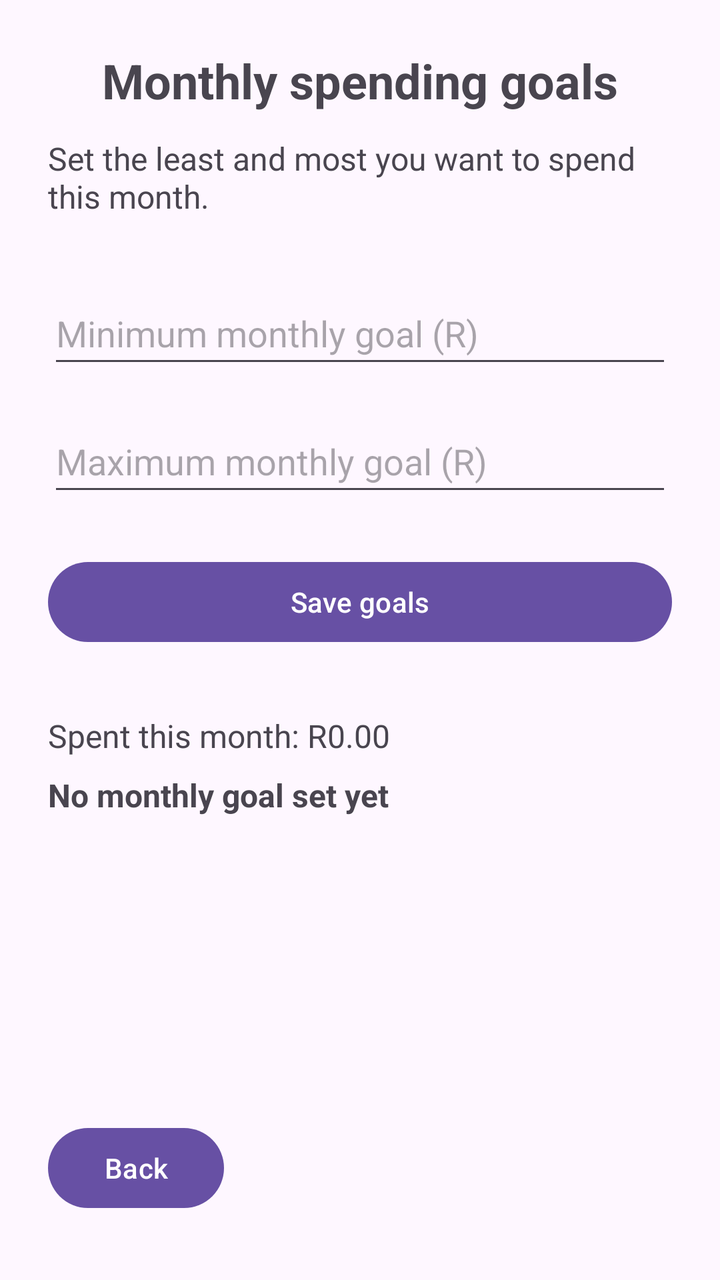
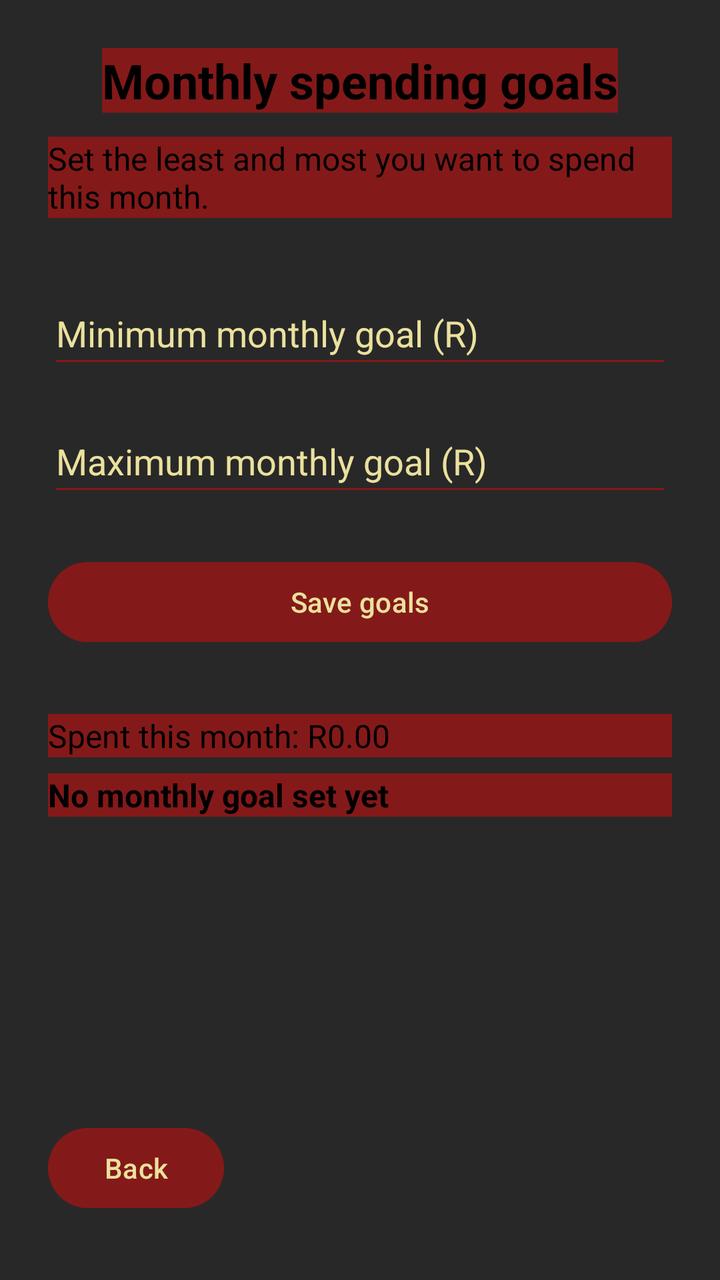

Before-and-after screenshots of an Android layout around one commit, followed by the original layout XML and the change that was made.
<!-- AndroidManifest.xml: application theme Theme.OPSC7311Introduction -->
<!-- res/layout/activity_monthly_goals.xml -->
<?xml version="1.0" encoding="utf-8"?>
<androidx.constraintlayout.widget.ConstraintLayout xmlns:android="http://schemas.android.com/apk/res/android"
    xmlns:app="http://schemas.android.com/apk/res-auto"
    xmlns:tools="http://schemas.android.com/tools"
    android:layout_width="match_parent"
    android:layout_height="match_parent"
    android:padding="24dp"
    tools:context=".MonthlyGoals">

    <TextView
        android:id="@+id/tvGoalsTitle"
        android:layout_width="wrap_content"
        android:layout_height="wrap_content"
        android:text="Monthly spending goals"
        android:textSize="24sp"
        android:textStyle="bold"
        app:layout_constraintEnd_toEndOf="parent"
        app:layout_constraintStart_toStartOf="parent"
        app:layout_constraintTop_toTopOf="parent" />

    <TextView
        android:id="@+id/tvGoalsHint"
        android:layout_width="0dp"
        android:layout_height="wrap_content"
        android:layout_marginTop="12dp"
        android:text="Set the least and most you want to spend this month."
        android:textSize="16sp"
        app:layout_constraintEnd_toEndOf="parent"
        app:layout_constraintStart_toStartOf="parent"
        app:layout_constraintTop_toBottomOf="@id/tvGoalsTitle" />

    <EditText
        android:id="@+id/etMinGoal"
        android:layout_width="0dp"
        android:layout_height="wrap_content"
        android:layout_marginTop="32dp"
        android:hint="Minimum monthly goal (R)"
        android:inputType="numberDecimal"
        android:minHeight="48dp"
        app:layout_constraintEnd_toEndOf="parent"
        app:layout_constraintStart_toStartOf="parent"
        app:layout_constraintTop_toBottomOf="@id/tvGoalsHint" />

    <EditText
        android:id="@+id/etMaxGoal"
        android:layout_width="0dp"
        android:layout_height="wrap_content"
        android:layout_marginTop="16dp"
        android:hint="Maximum monthly goal (R)"
        android:inputType="numberDecimal"
        android:minHeight="48dp"
        app:layout_constraintEnd_toEndOf="parent"
        app:layout_constraintStart_toStartOf="parent"
        app:layout_constraintTop_toBottomOf="@id/etMinGoal" />

    <Button
        android:id="@+id/btnSaveGoal"
        android:layout_width="0dp"
        android:layout_height="wrap_content"
        android:layout_marginTop="24dp"
        android:text="Save goals"
        app:layout_constraintEnd_toEndOf="parent"
        app:layout_constraintStart_toStartOf="parent"
        app:layout_constraintTop_toBottomOf="@id/etMaxGoal" />

    <TextView
        android:id="@+id/tvCurrentSpend"
        android:layout_width="0dp"
        android:layout_height="wrap_content"
        android:layout_marginTop="32dp"
        android:text="Spent this month: R0.00"
        android:textSize="16sp"
        app:layout_constraintEnd_toEndOf="parent"
        app:layout_constraintStart_toStartOf="parent"
        app:layout_constraintTop_toBottomOf="@id/btnSaveGoal" />

    <TextView
        android:id="@+id/tvGoalStatus"
        android:layout_width="0dp"
        android:layout_height="wrap_content"
        android:layout_marginTop="8dp"
        android:text="No monthly goal set yet"
        android:textSize="16sp"
        android:textStyle="bold"
        app:layout_constraintEnd_toEndOf="parent"
        app:layout_constraintStart_toStartOf="parent"
        app:layout_constraintTop_toBottomOf="@id/tvCurrentSpend" />

    <Button
        android:id="@+id/btnGoalsBack"
        android:layout_width="wrap_content"
        android:layout_height="wrap_content"
        android:layout_marginBottom="8dp"
        android:text="Back"
        app:layout_constraintBottom_toBottomOf="parent"
        app:layout_constraintStart_toStartOf="parent" />

</androidx.constraintlayout.widget.ConstraintLayout>
<!-- resources referenced by this layout -->
<resources>
  <style name="Theme.OPSC7311Introduction" parent="Base.Theme.OPSC7311Introduction" />
  <style name="Base.Theme.OPSC7311Introduction" parent="Theme.Material3.DayNight.NoActionBar">
          
          
      </style>
</resources>

<!-- the commit's change to res/layout/activity_monthly_goals.xml (unified diff, before → after) -->
@@ -4,6 +4,7 @@
     xmlns:tools="http://schemas.android.com/tools"
     android:layout_width="match_parent"
     android:layout_height="match_parent"
+    android:background="#282828"
     android:padding="24dp"
     tools:context=".MonthlyGoals">
 
@@ -11,7 +12,9 @@
         android:id="@+id/tvGoalsTitle"
         android:layout_width="wrap_content"
         android:layout_height="wrap_content"
+        android:background="#841919"
         android:text="Monthly spending goals"
+        android:textColor="#000000"
         android:textSize="24sp"
         android:textStyle="bold"
         app:layout_constraintEnd_toEndOf="parent"
@@ -23,7 +26,9 @@
         android:layout_width="0dp"
         android:layout_height="wrap_content"
         android:layout_marginTop="12dp"
+        android:background="#841919"
         android:text="Set the least and most you want to spend this month."
+        android:textColor="#000000"
         android:textSize="16sp"
         app:layout_constraintEnd_toEndOf="parent"
         app:layout_constraintStart_toStartOf="parent"
@@ -34,9 +39,11 @@
         android:layout_width="0dp"
         android:layout_height="wrap_content"
         android:layout_marginTop="32dp"
+        android:backgroundTint="#841919"
         android:hint="Minimum monthly goal (R)"
         android:inputType="numberDecimal"
         android:minHeight="48dp"
+        android:textColorHint="#EBE19D"
         app:layout_constraintEnd_toEndOf="parent"
         app:layout_constraintStart_toStartOf="parent"
         app:layout_constraintTop_toBottomOf="@id/tvGoalsHint" />
@@ -46,9 +53,11 @@
         android:layout_width="0dp"
         android:layout_height="wrap_content"
         android:layout_marginTop="16dp"
+        android:backgroundTint="#841919"
         android:hint="Maximum monthly goal (R)"
         android:inputType="numberDecimal"
         android:minHeight="48dp"
+        android:textColorHint="#EBE19D"
         app:layout_constraintEnd_toEndOf="parent"
         app:layout_constraintStart_toStartOf="parent"
         app:layout_constraintTop_toBottomOf="@id/etMinGoal" />
@@ -58,7 +67,9 @@
         android:layout_width="0dp"
         android:layout_height="wrap_content"
         android:layout_marginTop="24dp"
+        android:backgroundTint="#841919"
         android:text="Save goals"
+        android:textColor="#EBE19D"
         app:layout_constraintEnd_toEndOf="parent"
         app:layout_constraintStart_toStartOf="parent"
         app:layout_constraintTop_toBottomOf="@id/etMaxGoal" />
@@ -68,7 +79,9 @@
         android:layout_width="0dp"
         android:layout_height="wrap_content"
         android:layout_marginTop="32dp"
+        android:background="#841919"
         android:text="Spent this month: R0.00"
+        android:textColor="#000000"
         android:textSize="16sp"
         app:layout_constraintEnd_toEndOf="parent"
         app:layout_constraintStart_toStartOf="parent"
@@ -79,7 +92,9 @@
         android:layout_width="0dp"
         android:layout_height="wrap_content"
         android:layout_marginTop="8dp"
+        android:background="#841919"
         android:text="No monthly goal set yet"
+        android:textColor="#000000"
         android:textSize="16sp"
         android:textStyle="bold"
         app:layout_constraintEnd_toEndOf="parent"
@@ -91,7 +106,9 @@
         android:layout_width="wrap_content"
         android:layout_height="wrap_content"
         android:layout_marginBottom="8dp"
+        android:backgroundTint="#841919"
         android:text="Back"
+        android:textColor="#EBE19D"
         app:layout_constraintBottom_toBottomOf="parent"
         app:layout_constraintStart_toStartOf="parent" />
 
